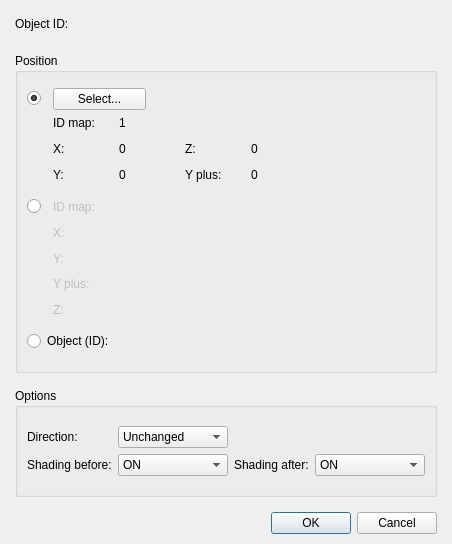
Before: the Qt Designer form Engine/Dialogs/Commands/dialogcommandteleportobject.ui in RPG-Paper-Maker/RPG-Paper-Maker, drawn with Qt 5.
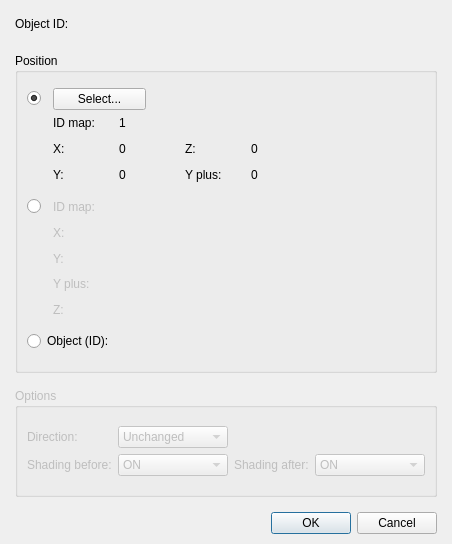
After: the same form once the commit is applied. Custom widgets are drawn as their Qt base class.

What changed in the file:
```diff
--- a/Engine/Dialogs/Commands/dialogcommandteleportobject.ui
+++ b/Engine/Dialogs/Commands/dialogcommandteleportobject.ui
@@ -583,6 +583,9 @@
      </item>
      <item>
       <widget class="QGroupBox" name="groupBox_2">
+       <property name="enabled">
+        <bool>false</bool>
+       </property>
        <property name="title">
         <string>Options</string>
        </property>
```
